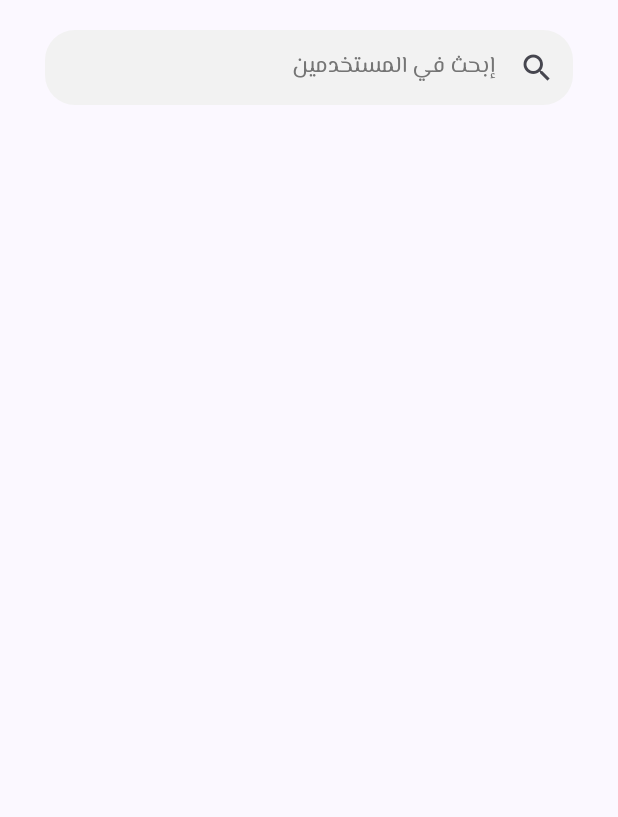
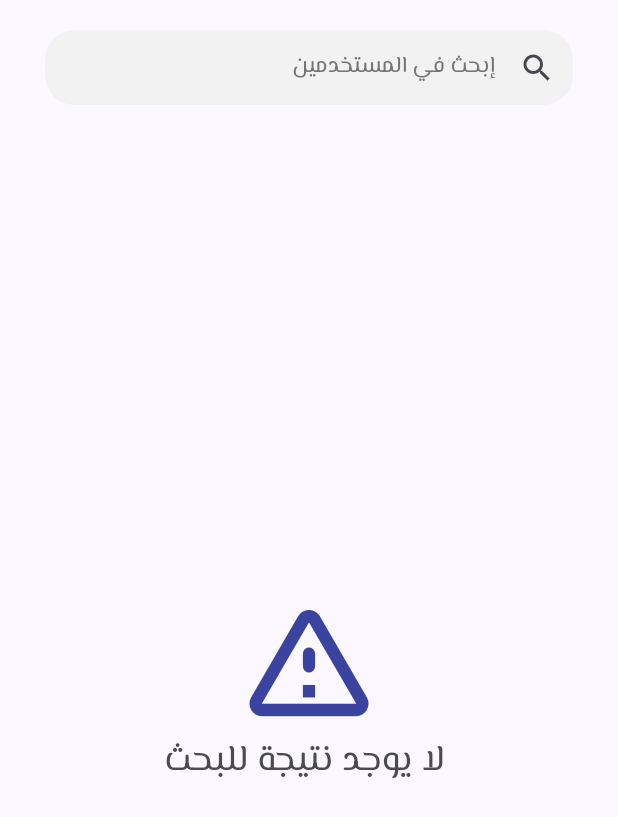
Before and after one commit to omarabukaraki/Takaful-Admin, a Flutter app: the AccountVerificationRequestsPage widget shown alone on an empty page, opened directly, on a phone screen of 412 x 824 dp. Shown: the top 817 px of the screen. Run offline on Flutter 3.47's test engine with Material 3 defaults, Android fonts, the phone set to English and light mode, and no system bars; our stand-ins replace awesome_dialog, bloc, cached_network_image, carousel_slider, cloud_firestore, firebase_auth and 7 more; missing offline and left inert: blurry_modal_progress_hud; accounts and stored records are empty; network calls fail.

Commit message:
add warining when the search result is empty

```diff
--- /dev/null
+++ b/lib/core/widget/custom_warning_component.dart
@@ -0,0 +1,23 @@
+import 'package:flutter/material.dart';
+import 'package:takaful_admin1/core/utils/app_colors.dart';
+
+class CustomWarningComponent extends StatelessWidget {
+  const CustomWarningComponent({
+    super.key,
+  });
+
+  @override
+  Widget build(BuildContext context) {
+    return const Center(
+        child: Column(
+      mainAxisAlignment: MainAxisAlignment.center,
+      children: [
+        Icon(Icons.warning_amber_rounded, size: 100, color: AppColor.kPrimary),
+        Text(
+          'لا يوجد نتيجة للبحث ',
+          style: TextStyle(color: AppColor.kFont, fontSize: 24),
+        )
+      ],
+    ));
+  }
+}
--- a/lib/features/account_verification_request/presnentation/cubit/get_verification_requests/get_verification_requests_cubit.dart
+++ b/lib/features/account_verification_request/presnentation/cubit/get_verification_requests/get_verification_requests_cubit.dart
@@ -1,6 +1,5 @@
-import 'package:bloc/bloc.dart';
 import 'package:cloud_firestore/cloud_firestore.dart';
-import 'package:meta/meta.dart';
+import 'package:flutter_bloc/flutter_bloc.dart';
 import 'package:takaful_admin1/features/account_verification_request/data/acc_verificatoin_model.dart';
 
 part 'get_verification_requests_state.dart';
@@ -10,6 +9,7 @@ class GetVerificationRequestsCubit extends Cubit<GetVerificationRequestsState> {
 
   CollectionReference verificationRequests =
       FirebaseFirestore.instance.collection('verification requests');
+  CollectionReference users = FirebaseFirestore.instance.collection('users');
 
   void getVerificationRequests() {
     emit(GetVerificationRequestsLoading());
--- a/lib/features/account_verification_request/presnentation/cubit/get_verification_requests/get_verification_requests_state.dart
+++ b/lib/features/account_verification_request/presnentation/cubit/get_verification_requests/get_verification_requests_state.dart
@@ -1,12 +1,10 @@
 part of 'get_verification_requests_cubit.dart';
 
-@immutable
 abstract class GetVerificationRequestsState {}
 
 final class GetVerificationRequestsInitial
     extends GetVerificationRequestsState {}
 
-// ignore: must_be_immutable
 final class GetVerificationRequestsSuccess
     extends GetVerificationRequestsState {
   List<AccVerificationModel> verificationRequests;
--- a/lib/features/account_verification_request/presnentation/view/account_verification_request_page.dart
+++ b/lib/features/account_verification_request/presnentation/view/account_verification_request_page.dart
@@ -9,6 +9,7 @@ import 'package:takaful_admin1/features/account_verification_request/data/acc_ve
 import 'package:takaful_admin1/features/manage_post_request/presentation/cubits/get_user_information_cubit/get_user_information_cubit.dart';
 
 import '../../../../core/helper/snak_bar.dart';
+import '../../../../core/widget/custom_warning_component.dart';
 import '../cubit/get_verification_requests/get_verification_requests_cubit.dart';
 import 'widget/user_component_to_verification.dart';
 
@@ -32,19 +33,19 @@ class _AccountVerificationRequestsPageState
   List<AccVerificationModel> verificationRequests = [];
   List<String> docsId = [];
   bool isLoding = false;
+  TextEditingController searchValueControl = TextEditingController();
   @override
   Widget build(BuildContext context) {
     return Padding(
       padding: const EdgeInsets.symmetric(horizontal: 30.0),
       child: Column(
         children: [
-          const CustomSearchBar(
+          CustomSearchBar(
             hintText: AppString.textSearchInUsers,
-            icon: Icon(Icons.search),
-            //  onChanged: (searchValue) {
-            //         BlocProvider.of<GetUsersCubit>(context)
-            //             .getUsersBySearch(searchValue: searchValue);
-            //       },
+            icon: const Icon(Icons.search),
+            onChanged: (searchValue) {
+              searchValueControl.text = searchValue;
+            },
           ),
           BlocConsumer<GetVerificationRequestsCubit,
               GetVerificationRequestsState>(
@@ -65,7 +66,8 @@ class _AccountVerificationRequestsPageState
             },
             builder: (context, state) {
               return Expanded(
-                child: BlurryModalProgressHUD(
+                child: verificationRequests.isNotEmpty
+                    ? BlurryModalProgressHUD(
                         inAsyncCall: isLoding,
                         progressIndicator: const SpinKitFadingCircle(
                             color: AppColor.kPrimary, size: 90.0),
@@ -82,11 +84,13 @@ class _AccountVerificationRequestsPageState
                             return userComponentProcess(
                                 context: context,
                                 index: index,
-                          verificationRequest: verificationRequests[index],
+                                verificationRequest:
+                                    verificationRequests[index],
                                 docId: docsId[index]);
                           },
                         ),
-                ),
+                      )
+                    : const CustomWarningComponent(),
               );
             },
           ),
```
Also changed, not shown: lib/features/delete_post/presentation/view/delete_post_page.dart (+5 -2 lines), lib/features/manage_post_request/presentation/views/manage_post_request_page.dart (+13 -5 lines). Lines whose indentation alone changed are shown as unchanged.
